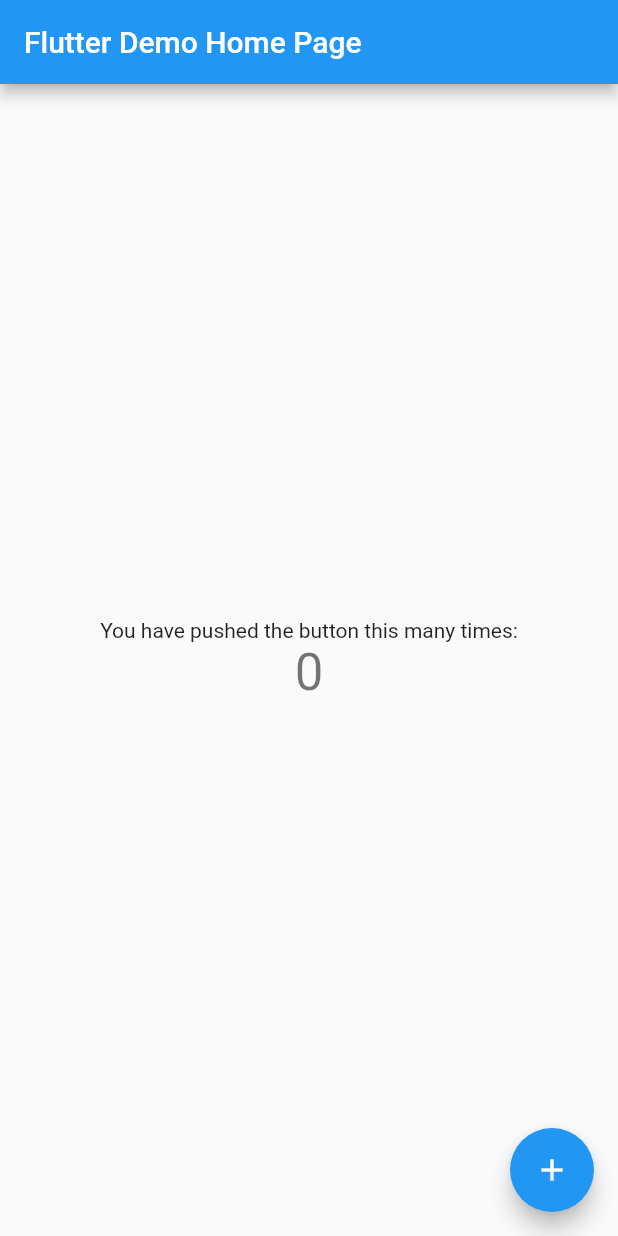
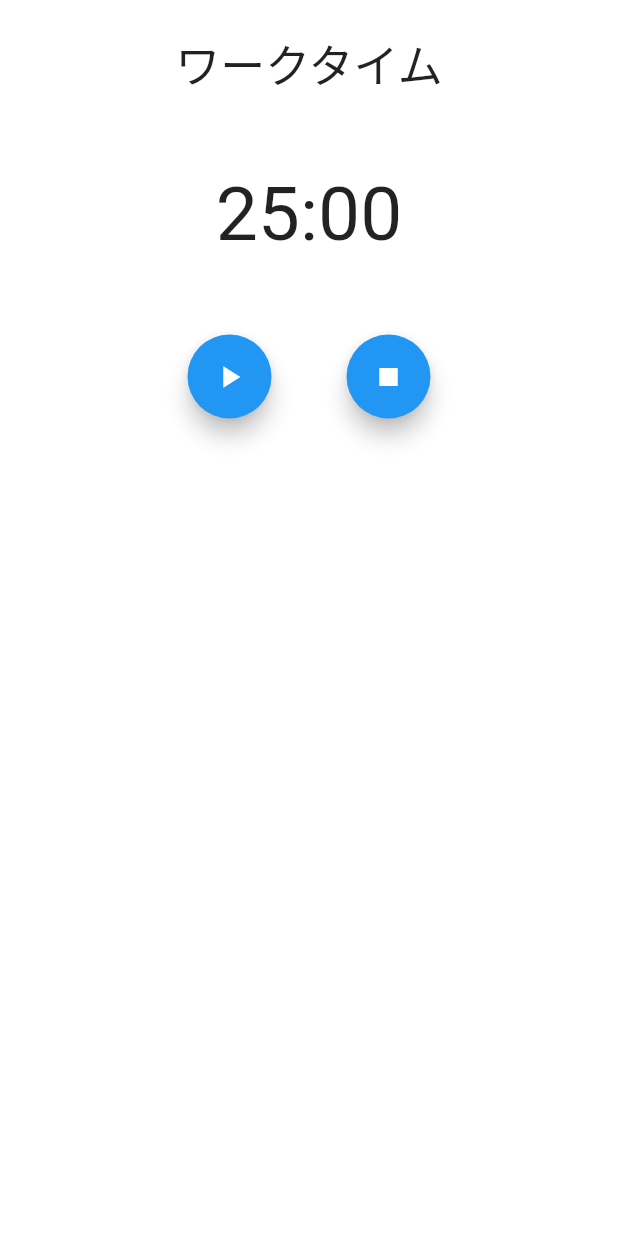
Before and after one commit to ibuki-iida/flutter-pomodoro, a Flutter app: the screen it shows after launch, on a phone screen of 412 x 824 dp. Run offline on Flutter 3.47's test engine with Material 2 defaults, Android fonts, the phone set to English and light mode, and no system bars.

Commit message:
feat: ポモドーロタイマーの完成

```diff
--- a/lib/main.dart
+++ b/lib/main.dart
@@ -1,117 +1,151 @@
+import 'dart:async';
+
 import 'package:flutter/material.dart';
+import 'package:flutter/widgets.dart';
 
 void main() {
   runApp(MyApp());
 }
 
 class MyApp extends StatelessWidget {
-  // This widget is the root of your application.
   @override
   Widget build(BuildContext context) {
     return MaterialApp(
-      title: 'Flutter Demo',
-      theme: ThemeData(
-        // This is the theme of your application.
-        //
-        // Try running your application with "flutter run". You'll see the
-        // application has a blue toolbar. Then, without quitting the app, try
-        // changing the primarySwatch below to Colors.green and then invoke
-        // "hot reload" (press "r" in the console where you ran "flutter run",
-        // or simply save your changes to "hot reload" in a Flutter IDE).
-        // Notice that the counter didn't reset back to zero; the application
-        // is not restarted.
-        primarySwatch: Colors.blue,
-        // This makes the visual density adapt to the platform that you run
-        // the app on. For desktop platforms, the controls will be smaller and
-        // closer together (more dense) than on mobile platforms.
-        visualDensity: VisualDensity.adaptivePlatformDensity,
-      ),
-      home: MyHomePage(title: 'Flutter Demo Home Page'),
+      title: 'Flutter Pomodoro',
+      home: MyHomePage(),
     );
   }
 }
 
 class MyHomePage extends StatefulWidget {
-  MyHomePage({Key key, this.title}) : super(key: key);
-
-  // This widget is the home page of your application. It is stateful, meaning
-  // that it has a State object (defined below) that contains fields that affect
-  // how it looks.
-
-  // This class is the configuration for the state. It holds the values (in this
-  // case the title) provided by the parent (in this case the App widget) and
-  // used by the build method of the State. Fields in a Widget subclass are
-  // always marked "final".
-
-  final String title;
+  MyHomePage({Key key}) : super(key: key);
 
   @override
   _MyHomePageState createState() => _MyHomePageState();
 }
 
 class _MyHomePageState extends State<MyHomePage> {
-  int _counter = 0;
-
-  void _incrementCounter() {
-    setState(() {
-      // This call to setState tells the Flutter framework that something has
-      // changed in this State, which causes it to rerun the build method below
-      // so that the display can reflect the updated values. If we changed
-      // _counter without calling setState(), then the build method would not be
-      // called again, and so nothing would appear to happen.
-      _counter++;
-    });
-  }
+  int _restTime = 300;
+  int _workTime = 1500;
+  int _current = 1500;
+  bool _isWorkTime = false;
+  bool _isStart = true;
+  String _titleText = "ワークタイム";
+  Timer _timer;
 
   @override
   Widget build(BuildContext context) {
-    // This method is rerun every time setState is called, for instance as done
-    // by the _incrementCounter method above.
-    //
-    // The Flutter framework has been optimized to make rerunning build methods
-    // fast, so that you can just rebuild anything that needs updating rather
-    // than having to individually change instances of widgets.
     return Scaffold(
-      appBar: AppBar(
-        // Here we take the value from the MyHomePage object that was created by
-        // the App.build method, and use it to set our appbar title.
-        title: Text(widget.title),
-      ),
-      body: Center(
-        // Center is a layout widget. It takes a single child and positions it
-        // in the middle of the parent.
+      backgroundColor: Colors.white,
+      body: SafeArea(
+        child: Container(
           child: Column(
-          // Column is also a layout widget. It takes a list of children and
-          // arranges them vertically. By default, it sizes itself to fit its
-          // children horizontally, and tries to be as tall as its parent.
-          //
-          // Invoke "debug painting" (press "p" in the console, choose the
-          // "Toggle Debug Paint" action from the Flutter Inspector in Android
-          // Studio, or the "Toggle Debug Paint" command in Visual Studio Code)
-          // to see the wireframe for each widget.
-          //
-          // Column has various properties to control how it sizes itself and
-          // how it positions its children. Here we use mainAxisAlignment to
-          // center the children vertically; the main axis here is the vertical
-          // axis because Columns are vertical (the cross axis would be
-          // horizontal).
+            children: [
+              // タイトル
+              Container(
+                child: Column(
                   mainAxisAlignment: MainAxisAlignment.center,
-          children: <Widget>[
-            Text(
-              'You have pushed the button this many times:',
+                  children: [
+                    SizedBox(
+                      height: 20,
                     ),
                     Text(
-              '$_counter',
-              style: Theme.of(context).textTheme.headline4,
+                      _titleText,
+                      style: TextStyle(fontSize: 30),
                     ),
                   ],
                 ),
               ),
-      floatingActionButton: FloatingActionButton(
-        onPressed: _incrementCounter,
-        tooltip: 'Increment',
-        child: Icon(Icons.add),
-      ), // This trailing comma makes auto-formatting nicer for build methods.
+              SizedBox(
+                height: 50,
+              ),
+
+              // 時間表示
+              Container(
+                child: Text(
+                  timerLogic(),
+                  style: TextStyle(fontSize: 50),
+                ),
+              ),
+              SizedBox(
+                height: 50,
+              ),
+
+              // ボタン
+              Container(
+                child: Row(
+                  mainAxisAlignment: MainAxisAlignment.center,
+                  children: [
+                    FloatingActionButton(
+                      child: Icon(Icons.play_arrow),
+                      onPressed: !_isStart
+                          ? null
+                          : () {
+                              _isStart = false;
+                              startTimer();
+                            },
+                    ),
+                    SizedBox(width: 50),
+                    FloatingActionButton(
+                      child: Icon(Icons.stop),
+                      onPressed: _isStart
+                          ? null
+                          : () {
+                              setState(() {
+                                resetTimer();
+                              });
+                              timerLogic();
+                            },
+                    ),
+                  ],
+                ),
+              ),
+            ],
+          ),
+        ),
+      ),
     );
   }
+
+  void startTimer() {
+    _timer = Timer.periodic(const Duration(seconds: 1), onTimer);
   }
+
+  void onTimer(Timer timer) {
+    if (_current == 0) {
+      setState(() {
+        _isStart = true;
+        _timer.cancel();
+        if (_isWorkTime) {
+          _current = _workTime;
+          _isWorkTime = false;
+          _titleText = "ワークタイム";
+        } else {
+          _current = _restTime;
+          _isWorkTime = true;
+          _titleText = "ブレイクタイム";
+        }
+      });
+    } else {
+      setState(() {
+        _current--;
+      });
+    }
+  }
+
+  String timerLogic() {
+    final minutes = (_current / 60).floor().toString().padLeft(2, '0');
+    final seconds = (_current % 60).floor().toString().padLeft(2, '0');
+    return "$minutes:$seconds";
+  }
+
+  void resetTimer() {
+    setState(() {
+      _isStart = true;
+      _timer.cancel();
+      _current = _workTime;
+      _isWorkTime = false;
+      _titleText = "ワークタイム";
+    });
+  }
+}
```
Lines whose indentation alone changed are shown as unchanged.
